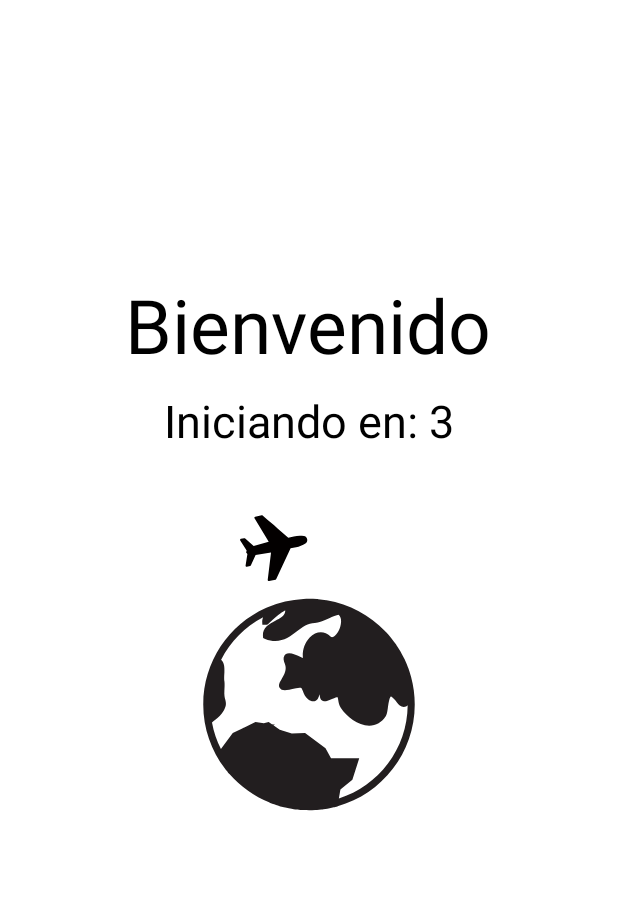
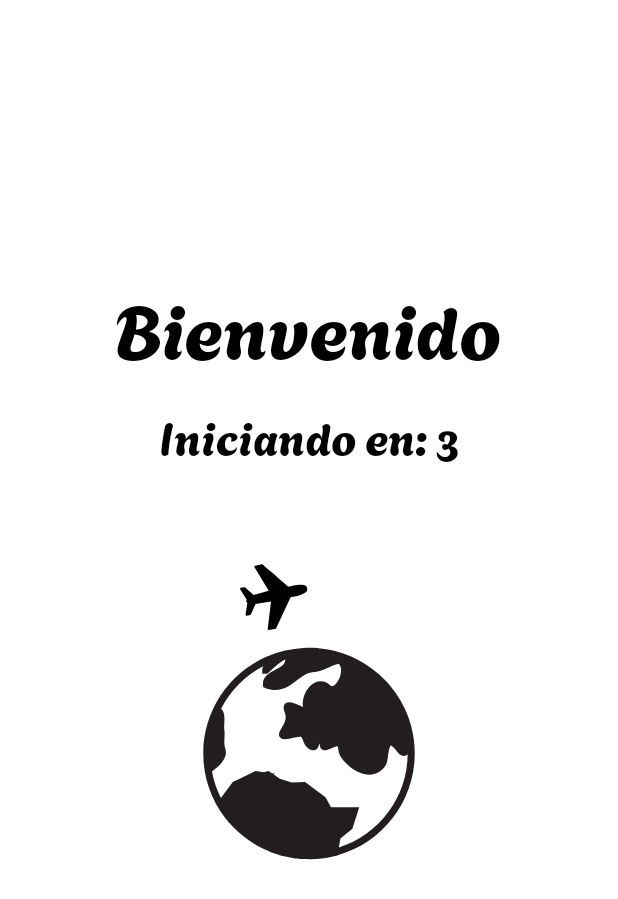
Before and after one commit to dust1-str/android_calculadora_temperaturas, an Android app: the MainActivity screen opened directly, with no data from a screen before it, on a phone screen of 412 x 824 dp. Shown: the top 899 px of the screen. Run offline under Robolectric (Android 15) with nearby library versions, the phone set to English and light mode, and no system bars.

Commit message:
Agregue una fuente

```diff
--- a/app/src/main/res/layout/activity_convertidor.xml
+++ b/app/src/main/res/layout/activity_convertidor.xml
@@ -14,6 +14,7 @@
         android:gravity="center">
 
         <TextView
+            android:fontFamily="@font/fuente"
             android:gravity="center"
             android:layout_width="match_parent"
             android:layout_height="wrap_content"
@@ -105,6 +106,7 @@
 
 
             <TextView
+                android:fontFamily="@font/fuente"
                 android:layout_marginTop="10dp"
                 android:layout_width="wrap_content"
                 android:layout_height="wrap_content"
@@ -147,6 +149,7 @@
             </LinearLayout>
 
             <TextView
+                android:fontFamily="@font/fuente"
                 android:layout_width="wrap_content"
                 android:layout_height="wrap_content"
                 android:text="Resultado:"
@@ -161,8 +164,6 @@
                 android:textColor="@color/white"
                 android:text=""/>
         </LinearLayout>
-
-
     </LinearLayout>
 
 </androidx.constraintlayout.widget.ConstraintLayout>
--- a/app/src/main/res/layout/activity_main.xml
+++ b/app/src/main/res/layout/activity_main.xml
@@ -13,6 +13,7 @@
             android:layout_height="wrap_content"
             android:padding="10dp"
             android:text="Bienvenido"
+            android:fontFamily="@font/fuente"
             android:textColor="@color/black"
             android:textSize="50dp"
             app:layout_constraintBottom_toBottomOf="parent"
@@ -29,6 +30,7 @@
             android:text="Cargando..."
             android:textColor="@color/black"
             android:textSize="30dp"
+            android:fontFamily="@font/fuente"
             app:layout_constraintStart_toStartOf="parent"
             app:layout_constraintEnd_toEndOf="parent"
             app:layout_constraintTop_toBottomOf="@id/bienvenido"/>
@@ -43,7 +45,7 @@
             app:layout_constraintHorizontal_bias="0.0"
             app:layout_constraintStart_toStartOf="parent"
             app:layout_constraintTop_toTopOf="parent"
-            app:layout_constraintVertical_bias="0.622"
+            app:layout_constraintVertical_bias="0.69"
             app:lottie_autoPlay="true"
             app:lottie_loop="true"
             app:lottie_rawRes="@raw/world" />
```
Also changed, not shown: app/src/main/res/font/fuente.ttf (added).
